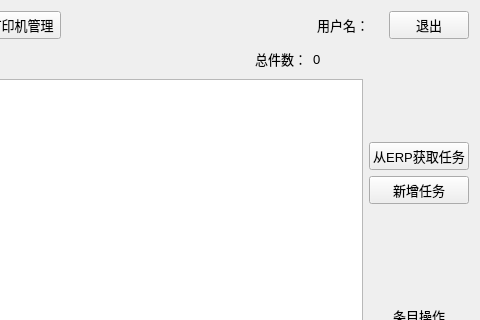
This is pages/printtaskmanagement.ui in nizqleo/autoprint as Qt 5 draws it before an edit; both pictures show x 516 to 996 and y 0 to 320 of the 996 by 604 pixel window. The edited form follows.
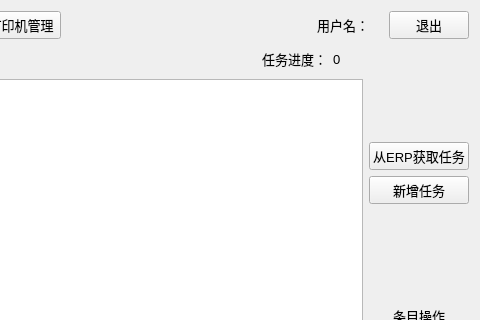
This is the edited form.

The edit to the form file:
```diff
--- a/pages/printtaskmanagement.ui
+++ b/pages/printtaskmanagement.ui
@@ -196,7 +196,7 @@
               </font>
              </property>
              <property name="text">
-              <string>总件数：</string>
+              <string>任务进度：</string>
              </property>
             </widget>
            </item>
@@ -204,7 +204,7 @@
             <widget class="QLabel" name="num_label">
              <property name="minimumSize">
               <size>
-               <width>50</width>
+               <width>30</width>
                <height>0</height>
               </size>
              </property>
```
